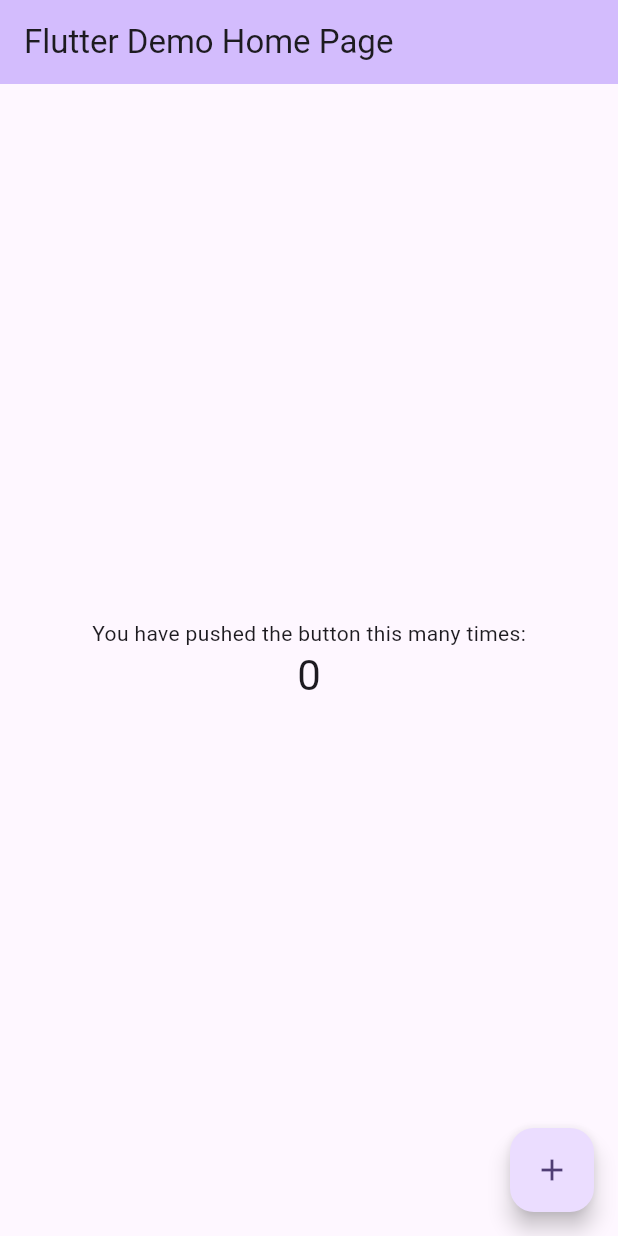
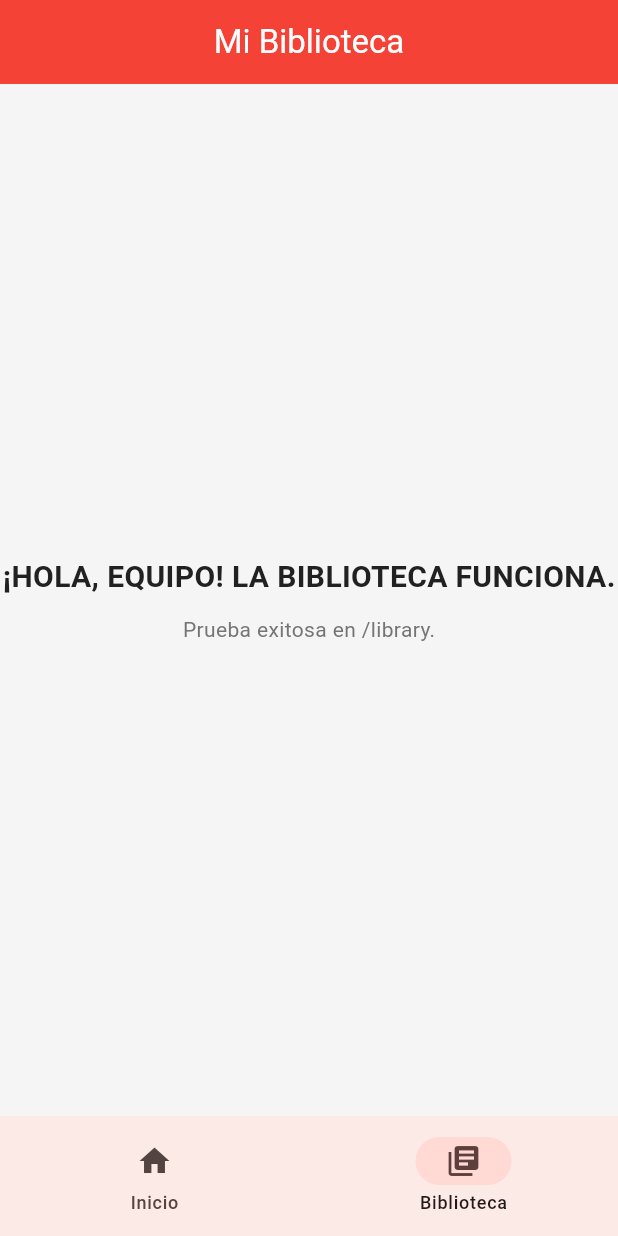
Before and after one commit to notaregularrick/FrontKahoot2025, a Flutter app: the screen it shows after launch, on a phone screen of 412 x 824 dp. Run offline on Flutter 3.47's test engine with Material 3 defaults, Android fonts, the phone set to English and light mode, and no system bars; our stand-ins replace flutter_riverpod, go_router.

Commit message:
Added navigation bar setup
- Configured GoRouter with StatefulShellRoute to preserve tab state.
- Created widget to handle bottom navigation logic.
- Defined branches for 'Home' and 'Library' features.
-Updated main.dart to use the new navigation structure.
-Updated dependencies in pubspec.yaml.

```diff
--- /dev/null
+++ b/lib/core/navigation/navbar.dart
@@ -0,0 +1,29 @@
+import 'package:flutter/material.dart';
+import 'package:go_router/go_router.dart';
+
+class ScaffoldWithNavBar extends StatelessWidget {
+  final StatefulNavigationShell navigationShell;
+
+  const ScaffoldWithNavBar({super.key, required this.navigationShell});
+
+  @override
+  Widget build(BuildContext context) {
+    return Scaffold(
+      body: navigationShell,
+      bottomNavigationBar: NavigationBar(
+        selectedIndex: navigationShell.currentIndex,
+        onDestinationSelected: (index) {
+          navigationShell.goBranch(
+            index,
+            initialLocation: index == navigationShell.currentIndex, //Eso hace que al volver por ejemplo a bilblioteca, vuelva a donde estaba y no a biblioteca principal
+          );
+        },
+        destinations: const [
+          //Los íconos que aparecerán en la barra de navegación.
+          NavigationDestination(icon: Icon(Icons.home), label: 'Inicio'),
+          NavigationDestination(icon: Icon(Icons.library_books), label: 'Biblioteca'),
+        ],
+      ),
+    );
+  }
+}
--- /dev/null
+++ b/lib/core/navigation/router.dart
@@ -0,0 +1,50 @@
+
+import 'package:flutter/material.dart';
+import 'package:flutter_riverpod/flutter_riverpod.dart';
+import 'package:frontkahoot2526/core/navigation/navbar.dart';
+import 'package:frontkahoot2526/features/presentation/screens/library_screen.dart';
+import 'package:go_router/go_router.dart';
+
+final appRouterProvider = Provider<GoRouter>((ref) {
+  return GoRouter(
+    initialLocation: '/library', // Aquí se coloca la ruta inical (pueden ir cambiandola para probar sus pantallas)
+    routes: [
+      StatefulShellRoute.indexedStack(
+        builder: (context, state, navigationShell) {
+          return ScaffoldWithNavBar(navigationShell: navigationShell);
+        },
+        branches: [
+          // ---------------------------------------------------------
+          // NOTA: SHELL ROUTE es para las Pantallas que tienen barra de navegación (se llega desde una pantalla de la barra de navegación, como rutas anidadas)
+          //StatefulShellBranch es cada rama de la barra de navegación
+          // ---------------------------------------------------------
+          // Rama 0: Home
+          StatefulShellBranch(
+          routes: [
+              GoRoute(
+                path: '/home',
+                // Usamos un placeholder simple si aún no desarrollaste la pantalla de Home
+                builder: (context, state) => const Scaffold(
+                  body: Center(child: Text("HOME - Punto de partida")),
+                ),
+              ),
+              // Aquí irán las rutas hijas de Home (ej: /home/other)
+            ],
+          ),
+          //Rama 1: Library (TU TRABAJO)
+          StatefulShellBranch(
+            routes: [
+              GoRoute(
+                path: '/library',
+                builder: (context, state) => const LibraryScreen(), // Tu pantalla
+              ),
+            ],
+          ),
+        ],
+      ),
+      // ---------------------------------------------------------
+      // B. Rutas con pantalla completa, sin barra de navegación (GoRoute)
+      // ---------------------------------------------------------
+    ],
+  );
+});
--- /dev/null
+++ b/lib/features/presentation/screens/library_screen.dart
@@ -0,0 +1,44 @@
+import 'package:flutter/material.dart';
+
+class LibraryScreen extends StatelessWidget {
+  const LibraryScreen({super.key});
+
+  @override
+  Widget build(BuildContext context) {
+    // Definimos el color de fondo para saber que estamos en nuestra pantalla
+    final Color backgroundColor = Color(0xFFF5F5F5); // Tu Gris Claro
+    final Color primaryColor = Color(0xFFF44336); // Tu Rojo Principal
+
+    return Scaffold(
+      // Usamos AppBar para poner el título
+      appBar: AppBar(
+        title: const Text("Mi Biblioteca"),
+        backgroundColor: primaryColor,
+        foregroundColor: Colors.white,
+        centerTitle: true,
+      ),
+      backgroundColor: backgroundColor,
+
+      body: Center(
+        child: Column(
+          mainAxisAlignment: MainAxisAlignment.center,
+          children: [
+            Text(
+              '¡HOLA, EQUIPO! LA BIBLIOTECA FUNCIONA.',
+              style: TextStyle(
+                fontSize: 20,
+                fontWeight: FontWeight.bold,
+                color: Color(0xFF212121), // Gris Oscuro
+              ),
+            ),
+            const SizedBox(height: 10),
+            Text(
+              'Prueba exitosa en /library.',
+              style: TextStyle(color: Color(0xFF757575)), // Gris Medio
+            ),
+          ],
+        ),
+      ),
+    );
+  }
+}
--- a/lib/main.dart
+++ b/lib/main.dart
@@ -1,122 +1,44 @@
 import 'package:flutter/material.dart';
+import 'package:flutter_riverpod/flutter_riverpod.dart';
+import 'package:frontkahoot2526/core/navigation/router.dart';
+
+
 
 void main() {
-  runApp(const MyApp());
+  runApp(
+    const ProviderScope(
+      child: MyApp(),
+    ),
+  );
 }
 
-class MyApp extends StatelessWidget {
+class MyApp extends ConsumerWidget {
   const MyApp({super.key});
 
-  // This widget is the root of your application.
   @override
-  Widget build(BuildContext context) {
-    return MaterialApp(
-      title: 'Flutter Demo',
+  Widget build(BuildContext context, WidgetRef ref) {
+    // configuración del router
+    final appRouter = ref.watch(appRouterProvider);
+
+    return MaterialApp.router(
+      title: 'Quiz App',
+      debugShowCheckedModeBanner: false,
+
+      routerConfig: appRouter,
+
+      //Tema global que luego se puede personalizar (por ejemplo con archivo en core)
       theme: ThemeData(
-        // This is the theme of your application.
-        //
-        // TRY THIS: Try running your application with "flutter run". You'll see
-        // the application has a purple toolbar. Then, without quitting the app,
-        // try changing the seedColor in the colorScheme below to Colors.green
-        // and then invoke "hot reload" (save your changes or press the "hot
-        // reload" button in a Flutter-supported IDE, or press "r" if you used
-        // the command line to start the app).
-        //
-        // Notice that the counter didn't reset back to zero; the application
-        // state is not lost during the reload. To reset the state, use hot
-        // restart instead.
-        //
-        // This works for code too, not just values: Most code changes can be
-        // tested with just a hot reload.
-        colorScheme: ColorScheme.fromSeed(seedColor: Colors.deepPurple),
+        useMaterial3: true,
+        colorScheme: ColorScheme.fromSeed(
+          seedColor: Colors.red,
+          brightness: Brightness.light,
+        ),
+        appBarTheme: const AppBarTheme(
+          centerTitle: true,
+          backgroundColor: Colors.red,
+          foregroundColor: Colors.white,
+        ),
       ),
-      home: const MyHomePage(title: 'Flutter Demo Home Page'),
     );
   }
 }
-
-class MyHomePage extends StatefulWidget {
-  const MyHomePage({super.key, required this.title});
-
-  // This widget is the home page of your application. It is stateful, meaning
-  // that it has a State object (defined below) that contains fields that affect
-  // how it looks.
-
-  // This class is the configuration for the state. It holds the values (in this
-  // case the title) provided by the parent (in this case the App widget) and
-  // used by the build method of the State. Fields in a Widget subclass are
-  // always marked "final".
-
-  final String title;
-
-  @override
-  State<MyHomePage> createState() => _MyHomePageState();
-}
-
-class _MyHomePageState extends State<MyHomePage> {
-  int _counter = 0;
-
-  void _incrementCounter() {
-    setState(() {
-      // This call to setState tells the Flutter framework that something has
-      // changed in this State, which causes it to rerun the build method below
-      // so that the display can reflect the updated values. If we changed
-      // _counter without calling setState(), then the build method would not be
-      // called again, and so nothing would appear to happen.
-      _counter++;
-    });
-  }
-
-  @override
-  Widget build(BuildContext context) {
-    // This method is rerun every time setState is called, for instance as done
-    // by the _incrementCounter method above.
-    //
-    // The Flutter framework has been optimized to make rerunning build methods
-    // fast, so that you can just rebuild anything that needs updating rather
-    // than having to individually change instances of widgets.
-    return Scaffold(
-      appBar: AppBar(
-        // TRY THIS: Try changing the color here to a specific color (to
-        // Colors.amber, perhaps?) and trigger a hot reload to see the AppBar
-        // change color while the other colors stay the same.
-        backgroundColor: Theme.of(context).colorScheme.inversePrimary,
-        // Here we take the value from the MyHomePage object that was created by
-        // the App.build method, and use it to set our appbar title.
-        title: Text(widget.title),
-      ),
-      body: Center(
-        // Center is a layout widget. It takes a single child and positions it
-        // in the middle of the parent.
-        child: Column(
-          // Column is also a layout widget. It takes a list of children and
-          // arranges them vertically. By default, it sizes itself to fit its
-          // children horizontally, and tries to be as tall as its parent.
-          //
-          // Column has various properties to control how it sizes itself and
-          // how it positions its children. Here we use mainAxisAlignment to
-          // center the children vertically; the main axis here is the vertical
-          // axis because Columns are vertical (the cross axis would be
-          // horizontal).
-          //
-          // TRY THIS: Invoke "debug painting" (choose the "Toggle Debug Paint"
-          // action in the IDE, or press "p" in the console), to see the
-          // wireframe for each widget.
-          mainAxisAlignment: MainAxisAlignment.center,
-          children: <Widget>[
-            const Text('You have pushed the button this many times:'),
-            Text(
-              '$_counter',
-              style: Theme.of(context).textTheme.headlineMedium,
-            ),
-          ],
-        ),
-      ),
-      floatingActionButton: FloatingActionButton(
-        onPressed: _incrementCounter,
-        tooltip: 'Increment',
-        child: const Icon(Icons.add),
-      ), // This trailing comma makes auto-formatting nicer for build methods.
-    );
-  }
-}
```
Also changed, not shown: pubspec.yaml (+4 -5 lines), pubspec.lock.
